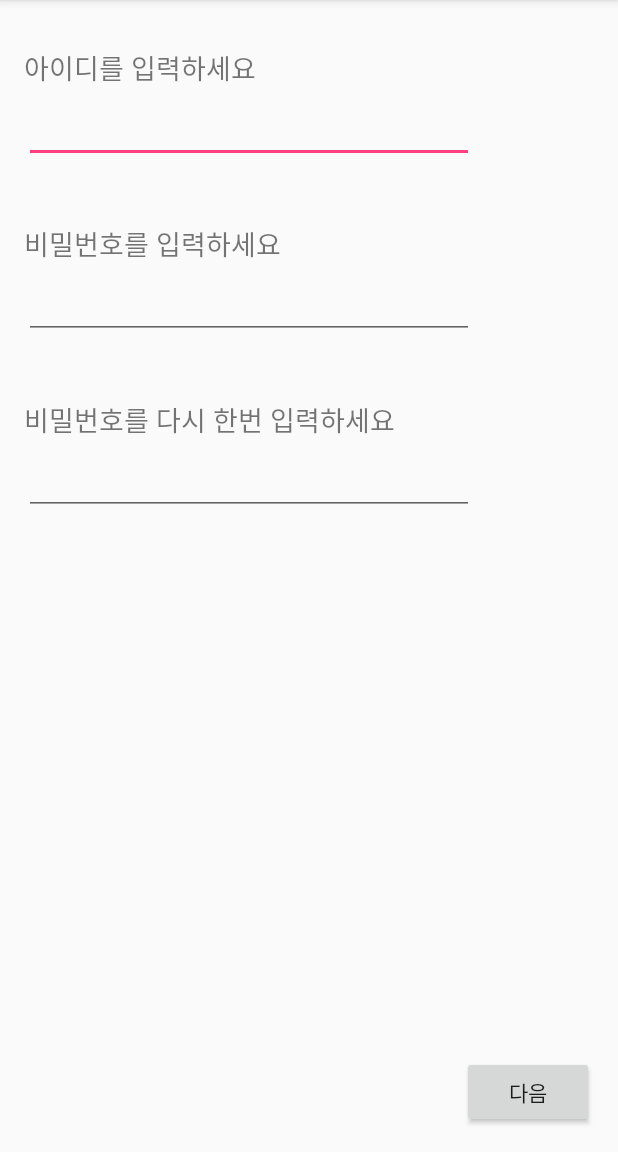
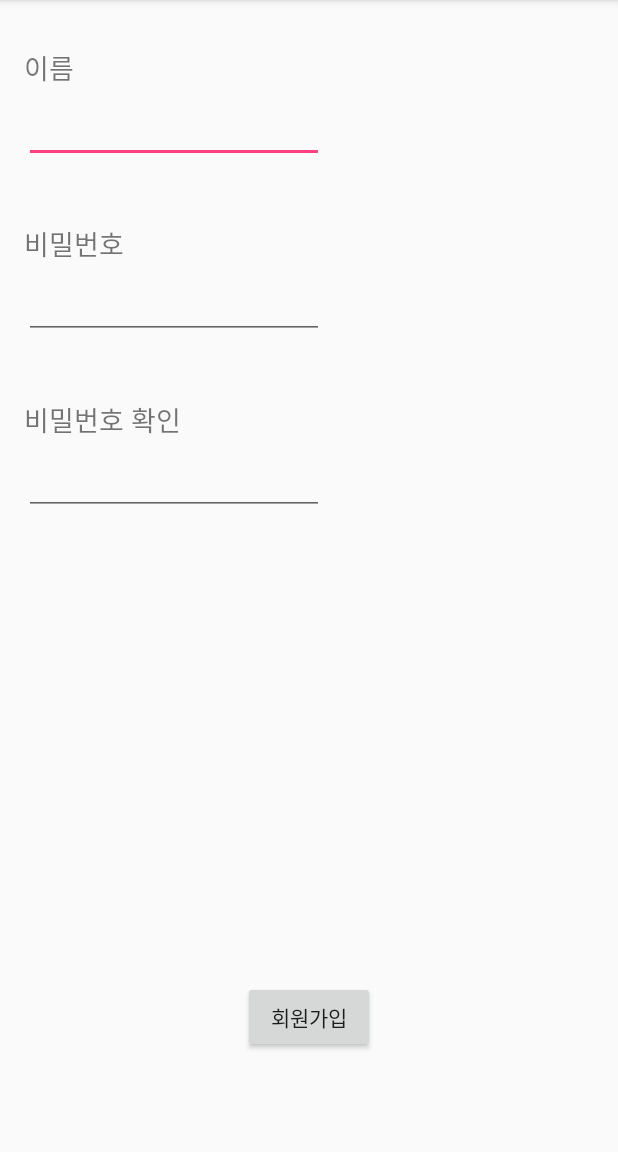
Before and after one commit to sungjunyoung/photoME, an Android app: the SignupActivity screen opened directly, with no data from a screen before it, on a phone screen of 412 x 824 dp, the part 84-1236 px from its top. Run offline under Robolectric (Android 15) with nearby library versions, the phone set to English and light mode, and no system bars; Roboto replaces fonts that are not available here; 4 statements that could not run were skipped.

Commit message:
글씨체 변경

```diff
--- a/app/src/main/java/com/teamtoriden/photome/Activity/SignupActivity.java
+++ b/app/src/main/java/com/teamtoriden/photome/Activity/SignupActivity.java
@@ -1,10 +1,13 @@
 package com.teamtoriden.photome.Activity;
 
+import android.graphics.Typeface;
 import android.support.v7.app.AppCompatActivity;
 import android.os.Bundle;
 import android.text.method.PasswordTransformationMethod;
 import android.view.View;
+import android.widget.Button;
 import android.widget.EditText;
+import android.widget.TextView;
 import android.widget.Toast;
 import com.teamtoriden.photome.R;
 
@@ -26,12 +29,25 @@ public class SignupActivity extends AppCompatActivity {
         //비밀번호는 *모양으로 표시
         Pw.setTransformationMethod(passwdtm);
         confirmPw.setTransformationMethod(passwdtm);
+
+        //saymael으로 폰트 변경
+        TextView textView1 = (TextView) findViewById(R.id.t1);
+        textView1.setTypeface(Typeface.createFromAsset(getAssets(), "saymael.ttf"));
+
+        TextView textView2 = (TextView) findViewById(R.id.t2);
+        textView2.setTypeface(Typeface.createFromAsset(getAssets(), "saymael.ttf"));
+
+        TextView textView3 = (TextView) findViewById(R.id.t3);
+        textView3.setTypeface(Typeface.createFromAsset(getAssets(), "saymael.ttf"));
+
+        Button Button1 = (Button) findViewById(R.id.button);
+        Button1.setTypeface(Typeface.createFromAsset(getAssets(), "saymael.ttf"));
+
     }
-
 
     public void checkPwconfirmPw() {
         if (Pw.getText().toString().equals(confirmPw.getText().toString())) {
-            //로그인 액티비티로 이동(아이디, 비밀번호 123123,123123로 해줘야함->로그인 액티비티에서 id,pw 모두 123123로 해둠)
+            //로그인 액티비티로 이동(아이디, 비밀번호 공백으로 해줘야함->로그인 액티비티에서 id,pw 모두 공백으로 해둠)
             finish();
         } else {
             //패스워드가 일치하지 않을때 뜨는 경고메시지
--- a/app/src/main/res/layout/activity_login.xml
+++ b/app/src/main/res/layout/activity_login.xml
@@ -7,6 +7,7 @@
     android:paddingLeft="@dimen/activity_horizontal_margin"
     android:paddingRight="@dimen/activity_horizontal_margin"
     android:paddingTop="@dimen/activity_vertical_margin"
+    android:background="#CCCCCC"
     tools:context="com.teamtoriden.photome.Activity.LoginActivity">
 
     <TextView
@@ -22,14 +23,17 @@
         android:id="@+id/idInput"
         android:layout_centerHorizontal="true"
         android:hint="ID"
+        android:background="#FFFFFF"
         android:layout_marginTop="200dp"/>
 
     <EditText
         android:layout_width="300dp"
         android:layout_height="50dp"
         android:id="@+id/pwInput"
+        android:layout_marginTop="5dp"
         android:layout_centerHorizontal="true"
         android:hint="Password"
+        android:background="#FFFFFF"
         android:layout_below="@+id/idInput"/>
 
     <Button
--- a/app/src/main/res/layout/activity_signup.xml
+++ b/app/src/main/res/layout/activity_signup.xml
@@ -14,12 +14,12 @@
         android:layout_width="wrap_content"
         android:layout_height="wrap_content"
         android:layout_marginTop="15dp"
-        android:text="아이디를 입력하세요"
+        android:text="이름"
         android:textSize="18sp"
         android:id="@+id/t1" />
 
     <EditText
-        android:layout_width="300dp"
+        android:layout_width="200dp"
         android:layout_height="50dp"
         android:layout_below="@+id/t1"
         android:id="@+id/editUsername" />
@@ -29,12 +29,12 @@
         android:layout_height="wrap_content"
         android:layout_below="@+id/editUsername"
         android:layout_marginTop="40dp"
-        android:text="비밀번호를 입력하세요"
+        android:text="비밀번호"
         android:textSize="18sp"
         android:id="@+id/t2"/>
 
     <EditText
-        android:layout_width="300dp"
+        android:layout_width="200dp"
         android:layout_height="50dp"
         android:layout_below="@+id/t2"
         android:id="@+id/editPassword"/>
@@ -43,26 +43,25 @@
         android:layout_width="wrap_content"
         android:layout_height="wrap_content"
         android:layout_marginTop="40dp"
-        android:text="비밀번호를 다시 한번 입력하세요"
+        android:text="비밀번호 확인"
         android:id="@+id/t3"
         android:textSize="18sp"
         android:layout_below="@+id/editPassword" />
 
     <EditText
-        android:layout_width="300dp"
+        android:layout_width="200dp"
         android:layout_height="50dp"
         android:id="@+id/editConfirm"
-        android:layout_below="@+id/t3"
-        android:layout_marginBottom="124dp" />
+        android:layout_below="@+id/t3" />
 
     <Button
         android:layout_width="wrap_content"
         android:layout_height="wrap_content"
-        android:text="다음"
+        android:text="회원가입"
         android:onClick="NextstepClicked"
+        android:id="@+id/button"
         android:layout_alignParentBottom="true"
-        android:layout_alignParentRight="true"
-        android:layout_alignParentEnd="true"
-        android:id="@+id/button" />
+        android:layout_centerHorizontal="true"
+        android:layout_marginBottom="50dp" />
 
 </RelativeLayout>
```
Also changed, not shown: app/src/main/java/com/teamtoriden/photome/Activity/LoginActivity.java (+16 -11 lines), 1 other file.
